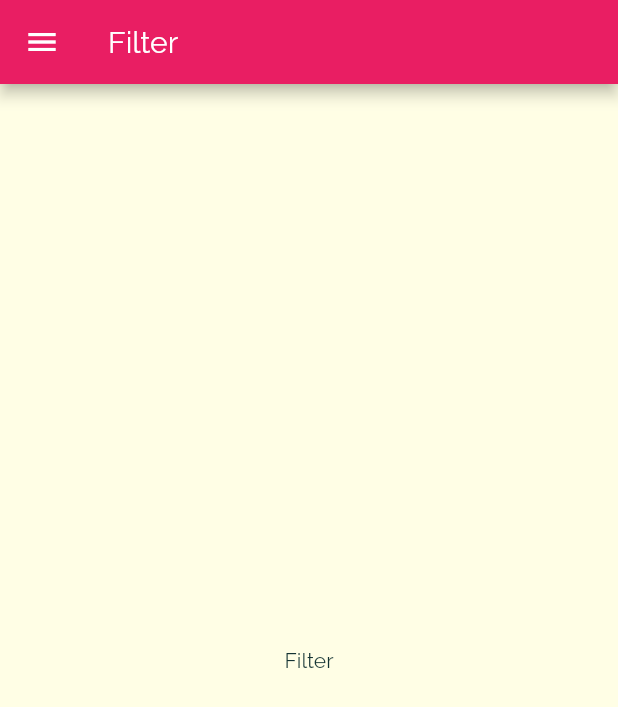
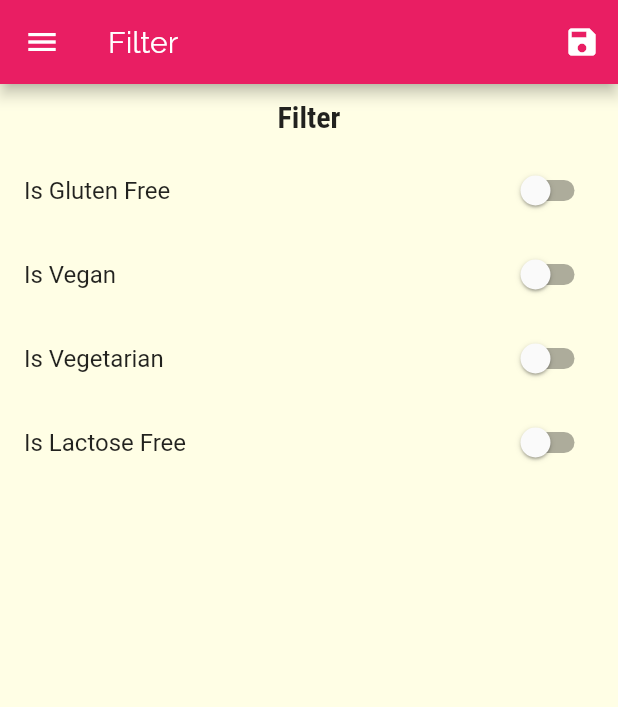
Before and after one commit to mohaBz/delimeals, a Flutter app: the FilterScreen screen opened by its route, on a phone screen of 412 x 824 dp. Shown: the top 707 px of the screen. Run offline on Flutter 3.47's test engine with Material 2 defaults, Android fonts, the phone set to English and light mode, and no system bars.

Commit message:
fiter switches and filter logic

```diff
--- a/lib/screens/category_meals_screen.dart
+++ b/lib/screens/category_meals_screen.dart
@@ -5,7 +5,8 @@ import 'package:flutter/material.dart';
 
 class CategoryMealsScreen extends StatefulWidget {
   static const routeName = 'category-meals';
-
+  List<Meal> mealsList;
+  CategoryMealsScreen(this.mealsList);
   @override
   _CategoryMealsScreenState createState() => _CategoryMealsScreenState();
 }
@@ -22,7 +23,7 @@ class _CategoryMealsScreenState extends State<CategoryMealsScreen> {
           ModalRoute.of(context).settings.arguments as Map<String, String>;
       catTitle = routeArgs['title'];
       final catId = routeArgs['id'];
-      categoryMeals = DUMMY_MEALS.where((element) {
+      categoryMeals = widget.mealsList.where((element) {
         return element.categories.contains(catId);
       }).toList();
       isInitLoad = true;
--- a/lib/screens/filter_screen.dart
+++ b/lib/screens/filter_screen.dart
@@ -1,20 +1,104 @@
 import 'package:delimeals/widgets/main_drawer.dart';
 import 'package:flutter/material.dart';
 
-class FilterScreen extends StatelessWidget {
+class FilterScreen extends StatefulWidget {
   static const routeName = "/filter";
+  Function setFilters;
+  Map<String, bool> filters;
+  FilterScreen(this.filters, this.setFilters);
+  @override
+  _FilterScreenState createState() => _FilterScreenState();
+}
+
+class _FilterScreenState extends State<FilterScreen> {
+  var isGlutenFree = false;
+
+  var isVegan = false;
+
+  var isVegetarian = false;
+
+  var isLactoseFree = false;
+  @override
+  void initState() {
+    isGlutenFree = widget.filters['isGlutenFree'];
+
+    isVegan = widget.filters['isVegan'];
+
+    isVegetarian = widget.filters['isVegetarian'];
+
+    isLactoseFree = widget.filters['isLactoseFree'];
+    // TODO: implement initState
+    super.initState();
+  }
+
   @override
   Widget build(BuildContext context) {
     return Scaffold(
       appBar: AppBar(
         title: Text("Filter"),
+        actions: [
+          IconButton(
+            icon: Icon(Icons.save),
+            onPressed: () {
+              widget.setFilters({
+                'isGlutenFree': isGlutenFree,
+                'isVegan': isVegan,
+                'isVegetarian': isVegetarian,
+                'isLactoseFree': isLactoseFree,
+              });
+            },
+          )
+        ],
       ),
       drawer: Drawer(
         child: MainDrawer(),
       ),
-      body: Center(
-        child: Text("Filter"),
-      ),
+      body: Column(children: [
+        Container(
+          child: Text(
+            "Filter",
+            style: Theme.of(context).textTheme.headline6,
+          ),
+          margin: EdgeInsets.symmetric(vertical: 10),
+        ),
+        Expanded(
+            child: ListView(
+          children: [
+            SwitchListTile(
+                title: Text("Is Gluten Free"),
+                value: isGlutenFree,
+                onChanged: (check) {
+                  setState(() {
+                    isGlutenFree = check;
+                  });
+                }),
+            SwitchListTile(
+                title: Text("Is Vegan"),
+                value: isVegan,
+                onChanged: (check) {
+                  setState(() {
+                    isVegan = check;
+                  });
+                }),
+            SwitchListTile(
+                title: Text("Is Vegetarian"),
+                value: isVegetarian,
+                onChanged: (check) {
+                  setState(() {
+                    isVegetarian = check;
+                  });
+                }),
+            SwitchListTile(
+                title: Text("Is Lactose Free"),
+                value: isLactoseFree,
+                onChanged: (check) {
+                  setState(() {
+                    isLactoseFree = check;
+                  });
+                })
+          ],
+        ))
+      ]),
     );
   }
 }
```
Also changed, not shown: lib/main.dart (+47 -17 lines).
